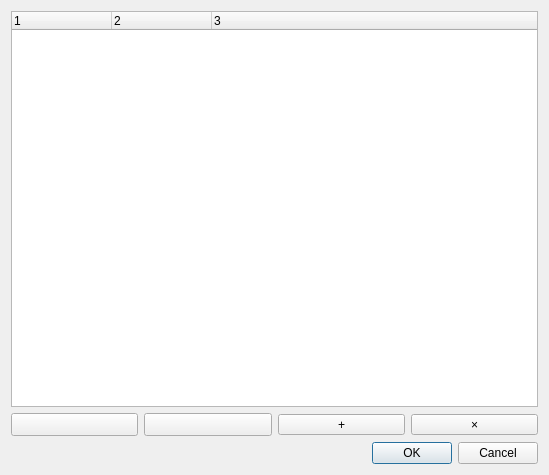
Old version of the form src/ui/browsermanagerdialog.ui in the repository kaniol-lck/modmanager.
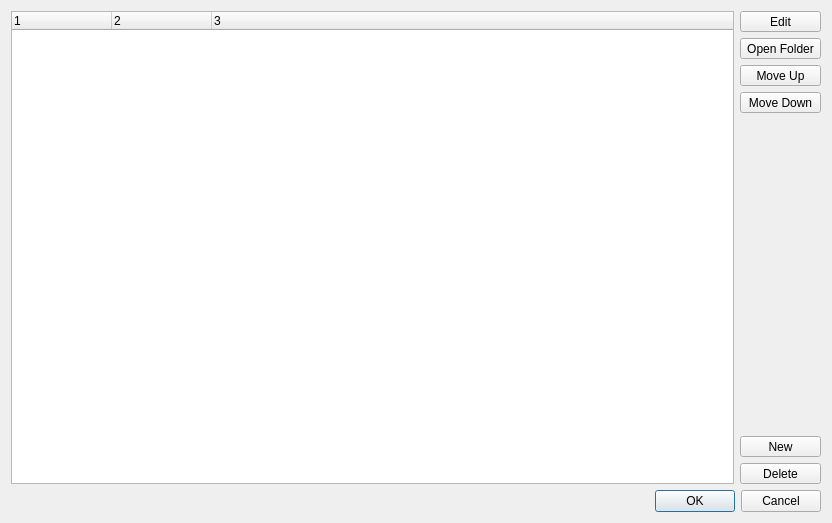
New version of the form. Icons and pictures are not drawn.

Commit message: tweak browser manager dialog

What changed in the file:
```diff
--- a/src/ui/browsermanagerdialog.ui
+++ b/src/ui/browsermanagerdialog.ui
@@ -6,16 +6,79 @@
    <rect>
     <x>0</x>
     <y>0</y>
-    <width>549</width>
-    <height>475</height>
+    <width>832</width>
+    <height>523</height>
    </rect>
   </property>
   <property name="windowTitle">
    <string>Local Mod Browser Settings</string>
   </property>
   <layout class="QGridLayout" name="gridLayout">
-   <item row="1" column="0">
-    <layout class="QHBoxLayout" name="horizontalLayout">
+   <item row="0" column="0">
+    <widget class="QTreeWidget" name="browserList">
+     <property name="rootIsDecorated">
+      <bool>false</bool>
+     </property>
+     <property name="columnCount">
+      <number>3</number>
+     </property>
+     <column>
+      <property name="text">
+       <string notr="true">1</string>
+      </property>
+     </column>
+     <column>
+      <property name="text">
+       <string notr="true">2</string>
+      </property>
+     </column>
+     <column>
+      <property name="text">
+       <string notr="true">3</string>
+      </property>
+     </column>
+    </widget>
+   </item>
+   <item row="0" column="1">
+    <layout class="QVBoxLayout" name="verticalLayout">
+     <item>
+      <widget class="QToolButton" name="editButton">
+       <property name="sizePolicy">
+        <sizepolicy hsizetype="Preferred" vsizetype="Fixed">
+         <horstretch>0</horstretch>
+         <verstretch>0</verstretch>
+        </sizepolicy>
+       </property>
+       <property name="text">
+        <string>Edit</string>
+       </property>
+       <property name="icon">
+        <iconset theme="entry-edit"/>
+       </property>
+       <property name="toolButtonStyle">
+        <enum>Qt::ToolButtonTextBesideIcon</enum>
+       </property>
+      </widget>
+     </item>
+     <item>
+      <widget class="QToolButton" name="openFolderButton">
+       <property name="sizePolicy">
+        <sizepolicy hsizetype="Preferred" vsizetype="Fixed">
+         <horstretch>0</horstretch>
+         <verstretch>0</verstretch>
+        </sizepolicy>
+       </property>
+       <property name="text">
+        <string>Open Folder</string>
+       </property>
+       <property name="icon">
+        <iconset theme="folder"/>
+       </property>
+       <property name="toolButtonStyle">
+        <enum>Qt::ToolButtonTextBesideIcon</enum>
+       </property>
+      </widget>
+     </item>
      <item>
       <widget class="QToolButton" name="upButton">
        <property name="sizePolicy">
@@ -25,12 +88,15 @@
         </sizepolicy>
        </property>
        <property name="text">
-        <string/>
+        <string>Move Up</string>
        </property>
        <property name="icon">
         <iconset theme="go-up">
          <normaloff>.</normaloff>.</iconset>
        </property>
+       <property name="toolButtonStyle">
+        <enum>Qt::ToolButtonTextBesideIcon</enum>
+       </property>
       </widget>
      </item>
      <item>
@@ -42,14 +108,30 @@
         </sizepolicy>
        </property>
        <property name="text">
-        <string/>
+        <string>Move Down</string>
        </property>
        <property name="icon">
         <iconset theme="go-down">
          <normaloff>.</normaloff>.</iconset>
        </property>
+       <property name="toolButtonStyle">
+        <enum>Qt::ToolButtonTextBesideIcon</enum>
+       </property>
       </widget>
      </item>
+     <item>
+      <spacer name="verticalSpacer">
+       <property name="orientation">
+        <enum>Qt::Vertical</enum>
+       </property>
+       <property name="sizeHint" stdset="0">
+        <size>
+         <width>20</width>
+         <height>40</height>
+        </size>
+       </property>
+      </spacer>
+     </item>
      <item>
       <widget class="QToolButton" name="addButton">
        <property name="sizePolicy">
@@ -59,12 +141,15 @@
         </sizepolicy>
        </property>
        <property name="text">
-        <string>+</string>
+        <string>New</string>
        </property>
        <property name="icon">
         <iconset theme="list-add">
          <normaloff>.</normaloff>.</iconset>
        </property>
+       <property name="toolButtonStyle">
+        <enum>Qt::ToolButtonTextBesideIcon</enum>
+       </property>
       </widget>
      </item>
      <item>
@@ -76,17 +161,20 @@
         </sizepolicy>
        </property>
        <property name="text">
-        <string>×</string>
+        <string>Delete</string>
        </property>
        <property name="icon">
         <iconset theme="list-remove">
          <normaloff>.</normaloff>.</iconset>
        </property>
+       <property name="toolButtonStyle">
+        <enum>Qt::ToolButtonTextBesideIcon</enum>
+       </property>
       </widget>
      </item>
     </layout>
    </item>
-   <item row="2" column="0">
+   <item row="1" column="0" colspan="2">
     <widget class="QDialogButtonBox" name="buttonBox">
      <property name="orientation">
       <enum>Qt::Horizontal</enum>
@@ -96,31 +184,6 @@
      </property>
     </widget>
    </item>
-   <item row="0" column="0">
-    <widget class="QTreeWidget" name="browserList">
-     <property name="rootIsDecorated">
-      <bool>false</bool>
-     </property>
-     <property name="columnCount">
-      <number>3</number>
-     </property>
-     <column>
-      <property name="text">
-       <string notr="true">1</string>
-      </property>
-     </column>
-     <column>
-      <property name="text">
-       <string notr="true">2</string>
-      </property>
-     </column>
-     <column>
-      <property name="text">
-       <string notr="true">3</string>
-      </property>
-     </column>
-    </widget>
-   </item>
   </layout>
  </widget>
  <resources/>
```
The commit also changes 2 other files.
